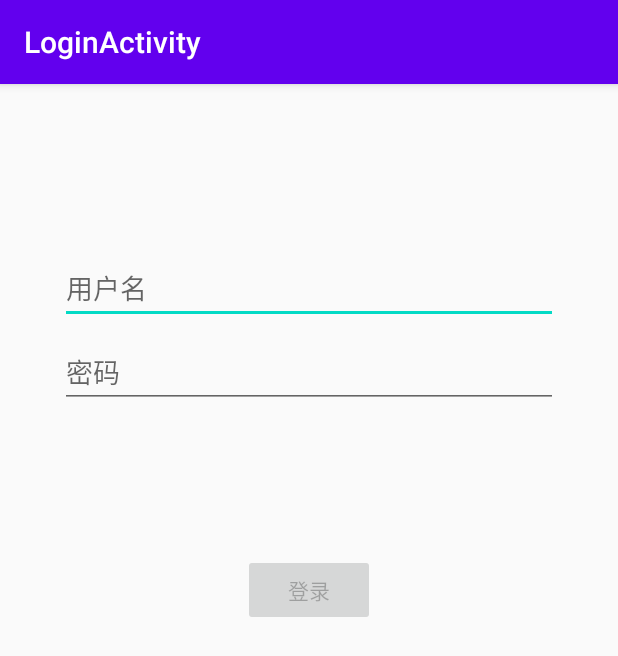
After one commit to LJY-M/Smart-site-inspection-system-Android, an Android app: the LoginActivity screen opened directly, with no data from a screen before it, on a phone screen of 412 x 824 dp. The commit adds this screen. Shown: the top 656 px of the screen. Run offline under Robolectric (Android 15) with nearby library versions, the light colour scheme and no system bars.

Commit message:
登录界面

```diff
--- a/app/build.gradle
+++ b/app/build.gradle
@@ -26,6 +26,11 @@ dependencies {
     implementation fileTree(dir: "libs", include: ["*.jar"])
     implementation 'androidx.appcompat:appcompat:1.1.0'
     implementation 'androidx.constraintlayout:constraintlayout:1.1.3'
+    implementation 'androidx.preference:preference:1.1.1'
+    implementation 'com.google.android.material:material:1.2.1'
+    implementation 'androidx.annotation:annotation:1.1.0'
+    implementation 'androidx.lifecycle:lifecycle-livedata-ktx:2.2.0'
+    implementation 'androidx.lifecycle:lifecycle-viewmodel-ktx:2.2.0'
     testImplementation 'junit:junit:4.12'
     androidTestImplementation 'androidx.test.ext:junit:1.1.1'
     androidTestImplementation 'androidx.test.espresso:espresso-core:3.2.0'
--- /dev/null
+++ b/app/src/main/res/layout/activity_login.xml
@@ -0,0 +1,78 @@
+<?xml version="1.0" encoding="utf-8"?>
+<androidx.constraintlayout.widget.ConstraintLayout xmlns:android="http://schemas.android.com/apk/res/android"
+    xmlns:app="http://schemas.android.com/apk/res-auto"
+    xmlns:tools="http://schemas.android.com/tools"
+    android:id="@+id/container"
+    android:layout_width="match_parent"
+    android:layout_height="match_parent"
+    android:paddingLeft="@dimen/activity_horizontal_margin"
+    android:paddingTop="@dimen/activity_vertical_margin"
+    android:paddingRight="@dimen/activity_horizontal_margin"
+    android:paddingBottom="@dimen/activity_vertical_margin"
+    tools:context=".views.login.LoginActivity">
+
+    <EditText
+        android:id="@+id/username"
+        android:layout_width="0dp"
+        android:layout_height="wrap_content"
+        android:layout_marginStart="24dp"
+        android:layout_marginTop="96dp"
+        android:layout_marginEnd="24dp"
+        android:autofillHints="@string/prompt_username"
+        android:hint="@string/prompt_username"
+        android:inputType="textEmailAddress"
+        android:selectAllOnFocus="true"
+        app:layout_constraintEnd_toEndOf="parent"
+        app:layout_constraintStart_toStartOf="parent"
+        app:layout_constraintTop_toTopOf="parent" />
+
+    <EditText
+        android:id="@+id/password"
+        android:layout_width="0dp"
+        android:layout_height="wrap_content"
+        android:layout_marginStart="24dp"
+        android:layout_marginTop="8dp"
+        android:layout_marginEnd="24dp"
+        android:autofillHints="@string/prompt_password"
+        android:hint="@string/prompt_password"
+        android:imeActionLabel="@string/action_sign_in_short"
+        android:imeOptions="actionDone"
+        android:inputType="textPassword"
+        android:selectAllOnFocus="true"
+        app:layout_constraintEnd_toEndOf="parent"
+        app:layout_constraintStart_toStartOf="parent"
+        app:layout_constraintTop_toBottomOf="@+id/username" />
+
+    <Button
+        android:id="@+id/login"
+        android:layout_width="wrap_content"
+        android:layout_height="wrap_content"
+        android:layout_gravity="start"
+        android:layout_marginStart="48dp"
+        android:layout_marginTop="16dp"
+        android:layout_marginEnd="48dp"
+        android:layout_marginBottom="64dp"
+        android:enabled="false"
+        android:text="@string/action_sign_in"
+        app:layout_constraintBottom_toBottomOf="parent"
+        app:layout_constraintEnd_toEndOf="parent"
+        app:layout_constraintStart_toStartOf="parent"
+        app:layout_constraintTop_toBottomOf="@+id/password"
+        app:layout_constraintVertical_bias="0.2" />
+
+    <ProgressBar
+        android:id="@+id/loading"
+        android:layout_width="wrap_content"
+        android:layout_height="wrap_content"
+        android:layout_gravity="center"
+        android:layout_marginStart="32dp"
+        android:layout_marginTop="64dp"
+        android:layout_marginEnd="32dp"
+        android:layout_marginBottom="64dp"
+        android:visibility="gone"
+        app:layout_constraintBottom_toBottomOf="parent"
+        app:layout_constraintEnd_toEndOf="@+id/password"
+        app:layout_constraintStart_toStartOf="@+id/password"
+        app:layout_constraintTop_toTopOf="parent"
+        app:layout_constraintVertical_bias="0.3" />
+</androidx.constraintlayout.widget.ConstraintLayout>
--- a/app/src/main/res/layout/activity_main.xml
+++ b/app/src/main/res/layout/activity_main.xml
@@ -5,7 +5,7 @@
     android:layout_width="match_parent"
     android:layout_height="match_parent"
     android:orientation="vertical"
-    tools:context=".MainActivity">
+    tools:context=".views.MainActivity">
 
     <FrameLayout
         android:layout_width="match_parent"
--- /dev/null
+++ b/app/src/main/res/values/dimens.xml
@@ -0,0 +1,5 @@
+<resources>
+    <!-- Default screen margins, per the Android Design guidelines. -->
+    <dimen name="activity_horizontal_margin">16dp</dimen>
+    <dimen name="activity_vertical_margin">16dp</dimen>
+</resources>
--- a/app/src/main/res/values/strings.xml
+++ b/app/src/main/res/values/strings.xml
@@ -1,3 +1,12 @@
 <resources>
     <string name="app_name">Smart-site-inspection-system</string>
+    <string name="title_activity_login">LoginActivity</string>
+    <string name="prompt_username">用户名</string>
+    <string name="prompt_password">密码</string>
+    <string name="action_sign_in">登录</string>
+    <string name="action_sign_in_short">Sign in</string>
+    <string name="welcome">"登录成功"</string>
+    <string name="invalid_username">不合法的用户名</string>
+    <string name="invalid_password">密码长度过短</string>
+    <string name="login_failed">"登录失败"</string>
 </resources>
```
Also changed, not shown: app/src/main/AndroidManifest.xml (+5 -3 lines), app/src/main/java/com/graduation/smart_site_inspection_system/util/UserUtil.java (added, +47 -0 lines), app/src/main/java/com/graduation/smart_site_inspection_system/views/MainActivity.java (renamed from app/src/main/java/com/graduation/smart_site_inspection_system/MainActivity.java, +28 -23 lines), app/src/main/java/com/graduation/smart_site_inspection_system/views/login/LoginActivity.java (added, +224 -0 lines).
